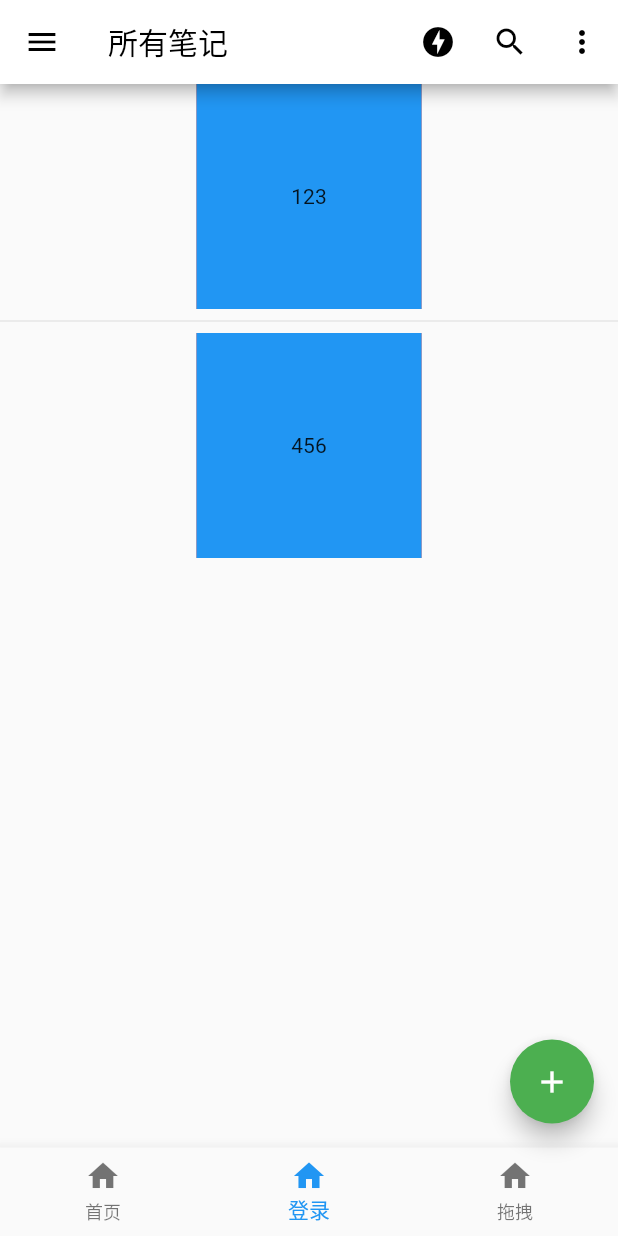
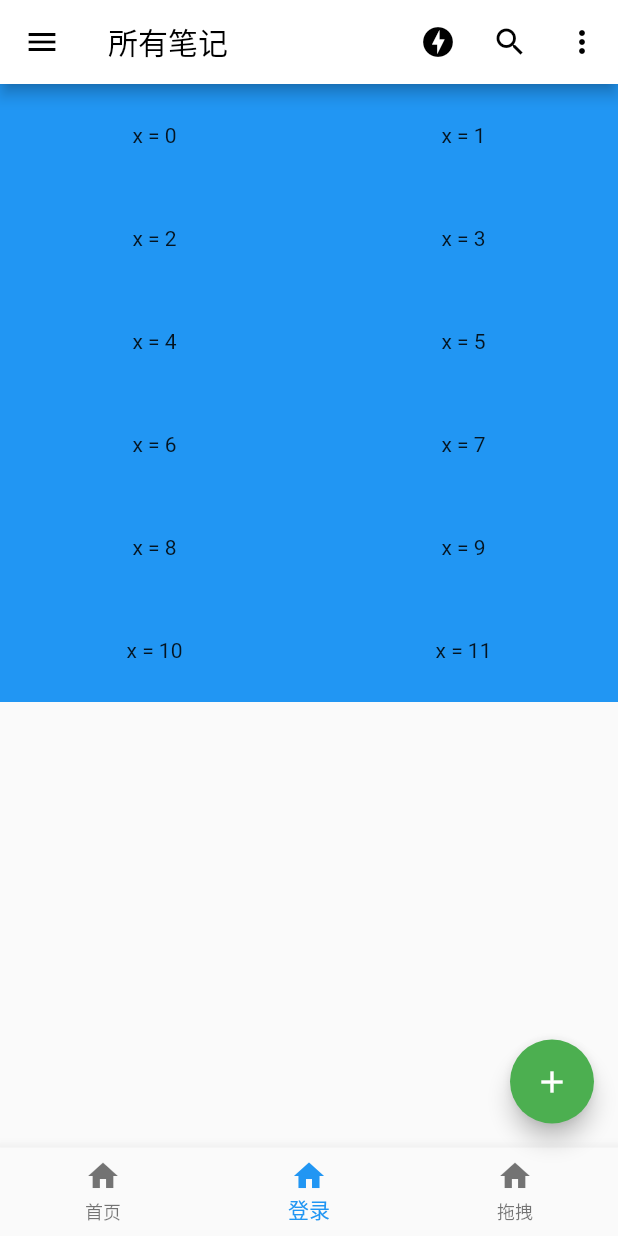
Before and after one commit to firworkes/my_note, a Flutter app: the screen it shows after launch, item 2 of the bottom bar chosen, on a phone screen of 412 x 824 dp. Run offline on Flutter 3.47's test engine with Material 2 defaults, Android fonts, the phone set to English and light mode, and no system bars; missing offline and left inert: w_reorder_list; network calls fail.

Commit message:
修改组件样式

```diff
--- /dev/null
+++ b/lib/components/NewDart.dart
@@ -0,0 +1,58 @@
+import 'package:flutter/material.dart';
+
+class MyDraggableTarget<T> extends StatefulWidget {
+  final T data;
+
+  MyDraggableTarget({@required this.data, Key key}) : super(key: key);
+
+  @override
+  State<StatefulWidget> createState() => _MyDraggableTargetState(text: data);
+}
+
+class _MyDraggableTargetState extends State<MyDraggableTarget> {
+  var text;
+
+  _MyDraggableTargetState({@required this.text});
+  @override
+  Widget build(BuildContext context) {
+    return Draggable(
+      data: text,
+      child: Container(//仅用于保持样式，可以使用DragTarget作为直接child。
+        width: 150.0,
+        height: 150.0,
+        color: Colors.red[500],
+        child: DragTarget(
+          onWillAccept: (data) {
+            print("data = $data onWillAccept");
+            return data != null;
+          },
+          onAccept: (data) {
+            print("data = $data onAccept");
+            setState(() {
+              text = data;
+            });
+          },
+          onLeave: (data) {
+            print("data = $data onLeave");
+          },
+          builder: (context, candidateData, rejectedData) {
+            return Container(
+              width: 150.0,
+              height: 150.0,
+              color: Colors.blue[500],
+              child: Center(
+                child: Text(text),
+              ),
+            );
+          },
+        ),
+      ),
+      feedback: Container(
+        width: 150.0,
+        height: 50.0,
+        color: Colors.white,
+        child: Icon(Icons.feedback),
+      ),
+    );
+  }
+}
--- a/lib/pages/Login.dart
+++ b/lib/pages/Login.dart
@@ -1,5 +1,5 @@
 import 'package:flutter/material.dart';
-import '../components//draggable_demo.dart';
+import '../components/NewDart.dart';
 
 
 class Login extends StatefulWidget {
@@ -13,182 +13,37 @@ class _LoginState extends State<Login> {
   @override
   Widget build(BuildContext context) {
     return Scaffold(
-      body: Column(
-        children: <Widget>[
-          MyDraggableTarget(data:'123'),
-          Divider(),
-          MyDraggableTarget(data:'456')
-        ],
-      ),
+      body:
+          // GridViewPage()
+          GridViewPage(),
+          // Divider(),
+          // MyDraggableTarget(data:'456')
     );
   }
 }
 
-// class DragDemo extends StatefulWidget {
-//   DragDemo({Key key}) : super(key: key);
-
-//   @override
-//   _DragDemoState createState() => _DragDemoState();
-// }
-
-// class _DragDemoState extends State<DragDemo> {
-//   @override
-//   Widget build(BuildContext context) {
-//     return Draggable(
-//       data: 'sss',
-//       axis: Axis.vertical,
-//       child: ListView(
-//         children: <Widget>[
-//           ListTile(
-//             title: Text('1.笔记标题'),
-//             subtitle: Text('笔记内容'),
-//           )
-//         ],
-//       ),
-//       feedback: ListView(children: <Widget>[
-//         ListTile(
-//             title: Text('1.笔记标题',style: TextStyle(color: Colors.grey),),
-//             subtitle: Text('笔记内容',style: TextStyle(color: Colors.grey)),
-//           )
-//       ],),
-//     );
-//   }
-// }
-
-// class MyDraggable extends StatelessWidget {
-//   final data;
-//   const MyDraggable({this.data = "这是可拖拽盒子", Key key}) : super(key: key);
-//   @override
-//   Widget build(BuildContext context) {
-//     return
-//     Draggable(
-//       data: data,
-//       child: Container(
-//         width: 150.0,
-//         height: 150.0,
-//         color: Colors.red[500],
-//         child: Center(
-//           child: Text(this.data),
-//         ),
-//       ),
-//       feedback: Container(
-//         width: 150.0,
-//         height: 150.0,
-//         color: Colors.blue[500],
-//         child: Icon(Icons.feedback),
-//       ),
-//     );
-//   }
-
-// }
 
 
 
-// class MyDragTarget extends StatefulWidget {
-//   @override
-//   State<StatefulWidget> createState() => _MyDragTargetState();
-// }
-// class _MyDragTargetState extends State<MyDragTarget> {
-//   var targetText = "第二个盒子";//用于显示的文案
-//   @override
-//   Widget build(BuildContext context) {
-//     return Draggable(
-//       data: targetText,
-//       child: Container(
-//         height: 150.0,
-//         width: 150.0,
-//         color: Colors.red[500],
-//         child: DragTarget(
-//             onWillAccept: (data) {
-//               print("data = $data onWillAccept");
-//               return data != null;//当Draggable传递过来的dada不是null的时候 决定接收该数据。
-//             },
-//             onAccept: (data) {
-//               print("data = $data onAccept");
-//               setState(() {
-//                 targetText = data;//接收该数据后修改文案内容。
-//               });
-//             },
-//             onLeave: (data) {
-//               print("data = $data onLeave");//我来了 我又走了
-//             },
-//             builder: (context, candidateData, rejectedData) {
-//               //这是DragTarget实际展示给用户看到的样子
-//               return Container(
-//                 width: 150.0,
-//                 height: 150.0,
-//                 color: Colors.blue[500],
-//                 child: Center(
-//                   child: Text(this.targetText),
-//                 ),
-//               );
-//             },
-//           )
-//       ),
-//       feedback: Container(
-//         width: 150.0,
-//         height: 150.0,
-//         color: Colors.blue[500],
-//         child: Icon(Icons.feedback),
-
-//       )
-//     );
-//   }
-// }
-
-class MyDraggableTarget<T> extends StatefulWidget {
-  final T data;
-
-  MyDraggableTarget({@required this.data, Key key}) : super(key: key);
-
-  @override
-  State<StatefulWidget> createState() => _MyDraggableTargetState(text: data);
-}
-
-class _MyDraggableTargetState extends State<MyDraggableTarget> {
-  var text;
-
-  _MyDraggableTargetState({@required this.text});
+class GridViewPage extends StatelessWidget {
   @override
   Widget build(BuildContext context) {
-    return Draggable(
-      data: text,
-      child: Container(//仅用于保持样式，可以使用DragTarget作为直接child。
-        width: 150.0,
-        height: 150.0,
-        color: Colors.red[500],
-        child: DragTarget(
-          onWillAccept: (data) {
-            print("data = $data onWillAccept");
-            return data != null;
-          },
-          onAccept: (data) {
-            print("data = $data onAccept");
-            setState(() {
-              text = data;
-            });
-          },
-          onLeave: (data) {
-            print("data = $data onLeave");
-          },
-          builder: (context, candidateData, rejectedData) {
-            return Container(
-              width: 150.0,
-              height: 150.0,
-              color: Colors.blue[500],
-              child: Center(
-                child: Text(text),
-              ),
-            );
-          },
-        ),
-      ),
-      feedback: Container(
-        width: 150.0,
-        height: 150.0,
-        color: Colors.blue[500],
-        child: Icon(Icons.feedback),
-      ),
+    return GridView.count(
+      childAspectRatio: 3.0, //item宽高比
+      scrollDirection: Axis.vertical, //默认vertical
+      crossAxisCount: 2, //列数
+      children: _buildGridChildren(context),
     );
   }
+
+  //生成widget列表
+  List<Widget> _buildGridChildren(BuildContext context) {
+    final List list = List<Widget>();
+    for (int x = 0; x < 12; x++) {
+      list.add(
+        MyDraggableTarget(data: 'x = $x')
+      );
+    }
+    return list;
+  }
 }
```
Also changed, not shown: lib/pages/DargDemo.dart (+67 -6 lines).
